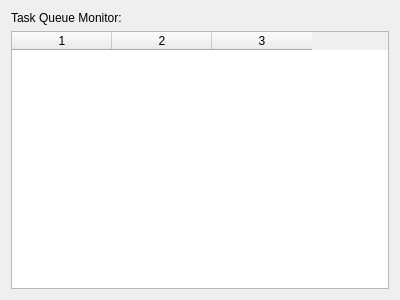
Qt form snowgui/snowgui/task/taskmonitorwidget.ui (AndreasFMueller/AstroPhotography) before a commit.
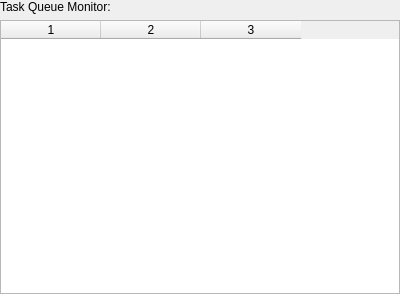
The same form after that commit.

```diff
--- a/snowgui/snowgui/task/taskmonitorwidget.ui
+++ b/snowgui/snowgui/task/taskmonitorwidget.ui
@@ -7,13 +7,25 @@
     <x>0</x>
     <y>0</y>
     <width>400</width>
-    <height>300</height>
+    <height>294</height>
    </rect>
   </property>
   <property name="windowTitle">
    <string>Form</string>
   </property>
   <layout class="QVBoxLayout" name="verticalLayout">
+   <property name="leftMargin">
+    <number>0</number>
+   </property>
+   <property name="topMargin">
+    <number>0</number>
+   </property>
+   <property name="rightMargin">
+    <number>0</number>
+   </property>
+   <property name="bottomMargin">
+    <number>0</number>
+   </property>
    <item>
     <widget class="QLabel" name="monitorLabel">
      <property name="text">
```
